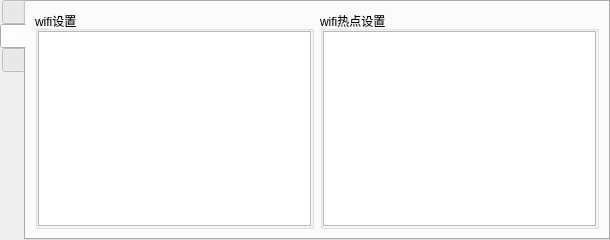
First picture: the form in Gui/Options/optionui.ui, repository rpdhunter/swbox, before the edit.
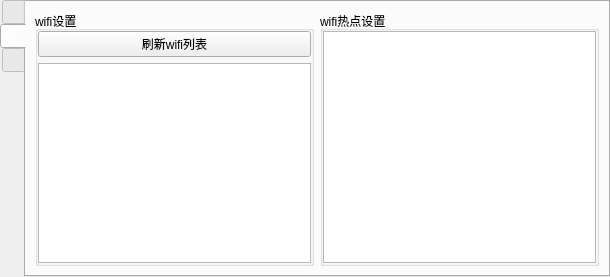
Second picture: the form after the edit. The open tabs and pages were chosen to show the change.

```diff
--- a/Gui/Options/optionui.ui
+++ b/Gui/Options/optionui.ui
@@ -7,7 +7,7 @@
     <x>0</x>
     <y>0</y>
     <width>610</width>
-    <height>240</height>
+    <height>277</height>
    </rect>
   </property>
   <property name="sizePolicy">
@@ -653,6 +653,13 @@
           <property name="bottomMargin">
            <number>0</number>
           </property>
+          <item>
+           <widget class="QPushButton" name="pushButton">
+            <property name="text">
+             <string>刷新wifi列表</string>
+            </property>
+           </widget>
+          </item>
           <item>
            <widget class="QListWidget" name="listWidget"/>
           </item>
```
Left out of the diff: 22 changed lines with no effect on the pictures.
